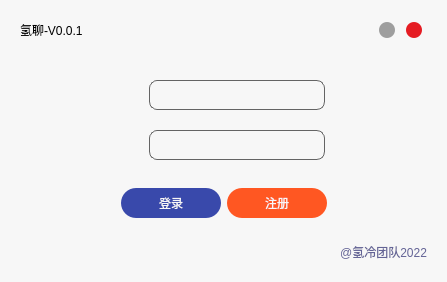
Before: the Qt Designer form src/login/login.ui in Hcolda/QingLiaoChatClient, drawn with Qt 5.
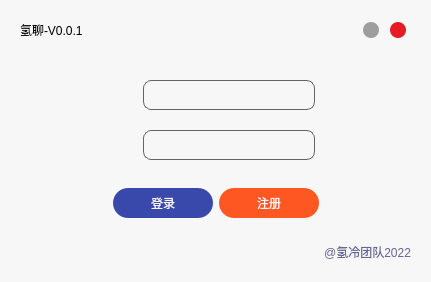
After: the same form once the commit is applied. Icons and pictures are not drawn.

What changed in the file:
```diff
--- a/src/login/login.ui
+++ b/src/login/login.ui
@@ -1,12 +1,12 @@
 <?xml version="1.0" encoding="UTF-8"?>
 <ui version="4.0">
  <class>Login</class>
- <widget class="QWidget" name="Login">
+ <widget class="QDialog" name="Login">
   <property name="geometry">
    <rect>
     <x>0</x>
     <y>0</y>
-    <width>447</width>
+    <width>431</width>
     <height>282</height>
    </rect>
   </property>
```
Left out of the diff: 2 changed lines with no effect on the pictures.
